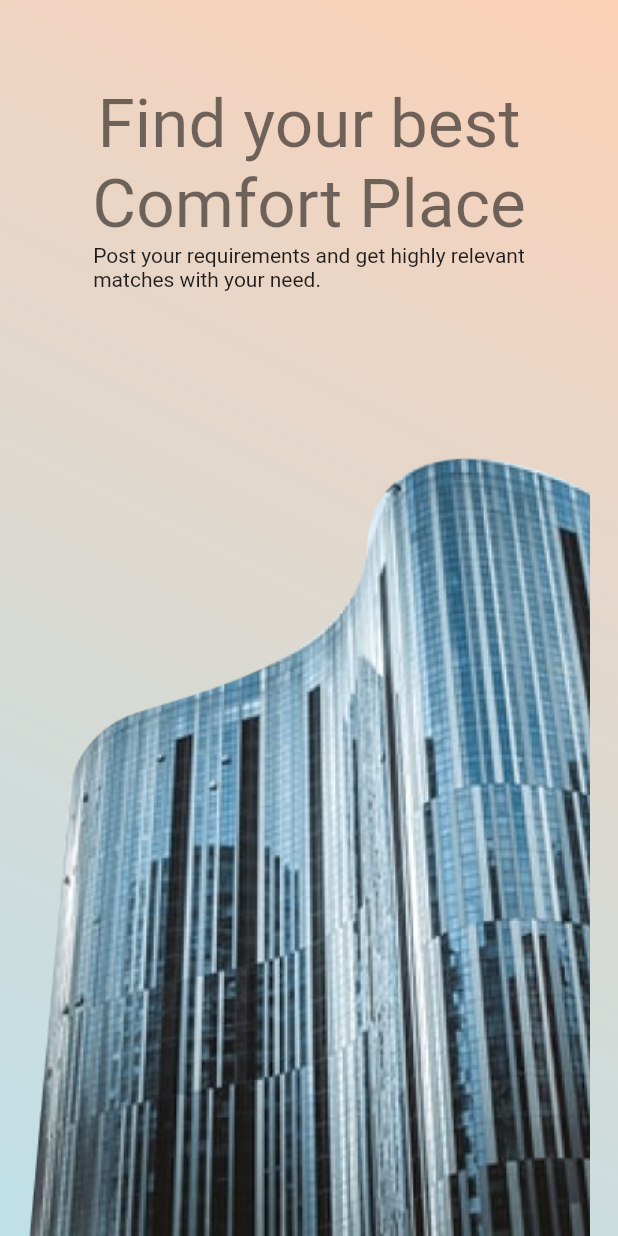
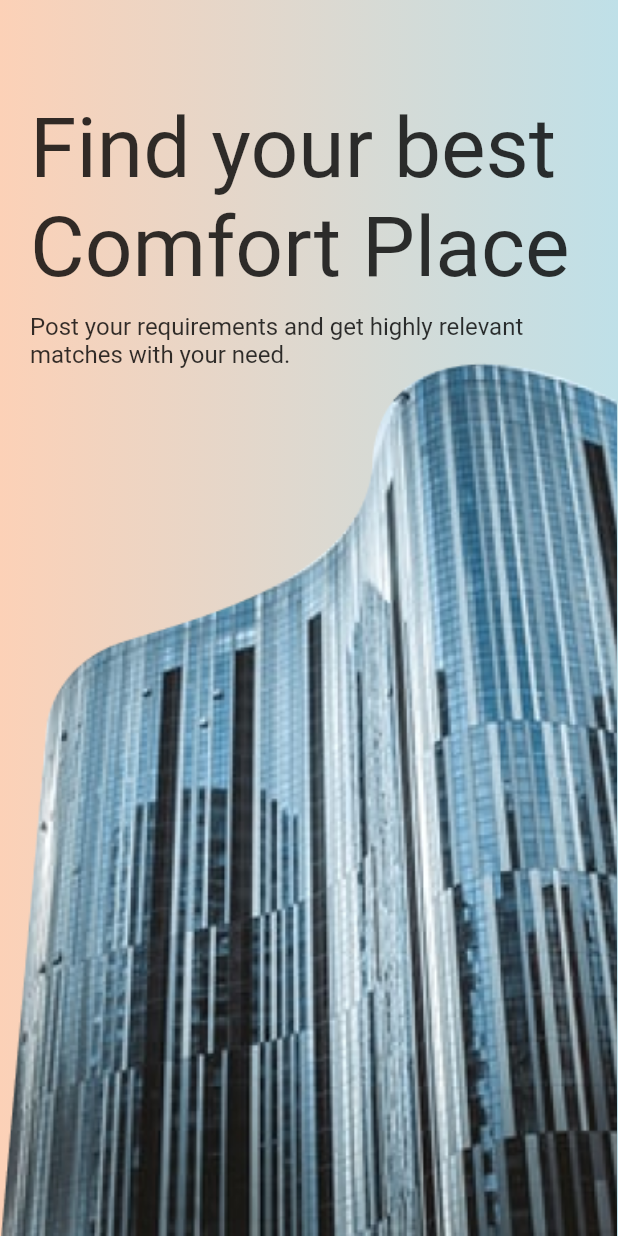
Before and after one commit to metaspook/comfort_place, a Flutter app: the HomePage screen opened directly, on a phone screen of 412 x 824 dp. Run offline on Flutter 3.47's test engine with Material 2 defaults, Android fonts, the phone set to English and light mode, and no system bars; our stand-ins replace cached_network_image, carousel_slider, font_awesome_flutter.

Commit message:
added landing background

```diff
--- a/lib/comfort_place_app.dart
+++ b/lib/comfort_place_app.dart
@@ -1,4 +1,4 @@
-import 'package:comfort_place/pages/products_page.dart';
+import 'package:comfort_place/pages/home_page.dart';
 import 'package:flutter/material.dart';
 
 class ComfortPlaceApp extends StatelessWidget {
@@ -8,7 +8,7 @@ class ComfortPlaceApp extends StatelessWidget {
   Widget build(BuildContext context) {
     return const MaterialApp(
       debugShowCheckedModeBanner: false,
-      home: ProductsPage(),
+      home: HomePage(),
     );
   }
 }
--- a/lib/pages/home_page.dart
+++ b/lib/pages/home_page.dart
@@ -1,3 +1,4 @@
+import 'package:comfort_place/widgets/landing_background.dart';
 import 'package:flutter/material.dart';
 
 class HomePage extends StatelessWidget {
@@ -7,48 +8,36 @@ class HomePage extends StatelessWidget {
   Widget build(BuildContext context) {
     //  final size = MediaQuery.of(context).;
     return Scaffold(
-      body: Container(
-        alignment: Alignment.center,
-        decoration: const BoxDecoration(
-          gradient: LinearGradient(
-            begin: Alignment.topRight,
-            end: Alignment.bottomLeft,
-            colors: [
-              Color(0xFFFCD1B7),
-              Color(0xFFBFE0E8),
-            ],
-          ),
-        ),
+      body: Stack(
+        children: [
+          const LandingBackground(),
+          Padding(
+            padding: const EdgeInsets.symmetric(horizontal: 20, vertical: 10),
             child: Column(
+              crossAxisAlignment: CrossAxisAlignment.stretch,
               children: [
                 const SizedBox(height: kToolbarHeight),
                 Text(
                   'Find your best\nComfort Place',
-              textAlign: TextAlign.center,
-              style: Theme.of(context).textTheme.headline3,
+                  style: Theme.of(context).textTheme.headline2!.copyWith(
+                        fontWeight: FontWeight.w400,
+                        color: Colors.black.withOpacity(.80),
                       ),
-            const Text(
-                'Post your requirements and get highly relevant\nmatches with your need.'),
-            Image.asset(
-              'assets/images/home_splash.png',
-              fit: BoxFit.cover,
+                ),
+                const SizedBox(height: 10),
+                Text(
+                  'Post your requirements and get highly relevant\nmatches with your need.',
+                  textAlign: TextAlign.start,
+                  style: Theme.of(context).textTheme.subtitle1!.copyWith(
+                        fontWeight: FontWeight.w400,
+                        color: Colors.black.withOpacity(.80),
+                      ),
                 ),
               ],
             ),
           ),
-
-      // Column(
-      //   children: [
-      //     const SizedBox(height: kToolbarHeight),
-      //     Text(
-      //       'Find your best\nComfort Place',
-      //       textAlign: TextAlign.center,
-      //       style: Theme.of(context).textTheme.headline3,
-      //     ),
-      //     const Text(
-      //         'Post your requirements and get highly relevant\nmatches with your need.'),
-      //   ],
-      // ),
+        ],
+      ),
     );
   }
 }
--- /dev/null
+++ b/lib/widgets/landing_background.dart
@@ -0,0 +1,34 @@
+import 'package:flutter/material.dart';
+
+class LandingBackground extends StatelessWidget {
+  const LandingBackground({Key? key}) : super(key: key);
+
+  @override
+  Widget build(BuildContext context) {
+    return Stack(
+      alignment: AlignmentDirectional.bottomCenter,
+      children: [
+        Container(
+          decoration: const BoxDecoration(
+            gradient: LinearGradient(
+              begin: Alignment.centerLeft,
+              end: Alignment.centerRight,
+              colors: [
+                Color(0xFFFCD1B7),
+                Color(0xFFBFE0E8),
+              ],
+            ),
+          ),
+        ),
+        Positioned(
+          right: .5,
+          left: .5,
+          child: Image.asset(
+            'assets/images/home_splash.png',
+            fit: BoxFit.cover,
+          ),
+        ),
+      ],
+    );
+  }
+}
--- a/pubspec.yaml
+++ b/pubspec.yaml
@@ -35,6 +35,8 @@ dependencies:
   # Use with the CupertinoIcons class for iOS style icons.
   cupertino_icons: ^1.0.2
   font_awesome_flutter: ^10.1.0
+  carousel_slider: ^4.1.1
+  cached_network_image: ^3.2.1
 
 dev_dependencies:
   flutter_test:
```
Also changed, not shown: lib/pages/products_page.dart (+15 -2 lines), lib/widgets/product_slide.dart (added, +42 -0 lines), pubspec.lock. Lines whose indentation alone changed are shown as unchanged.
